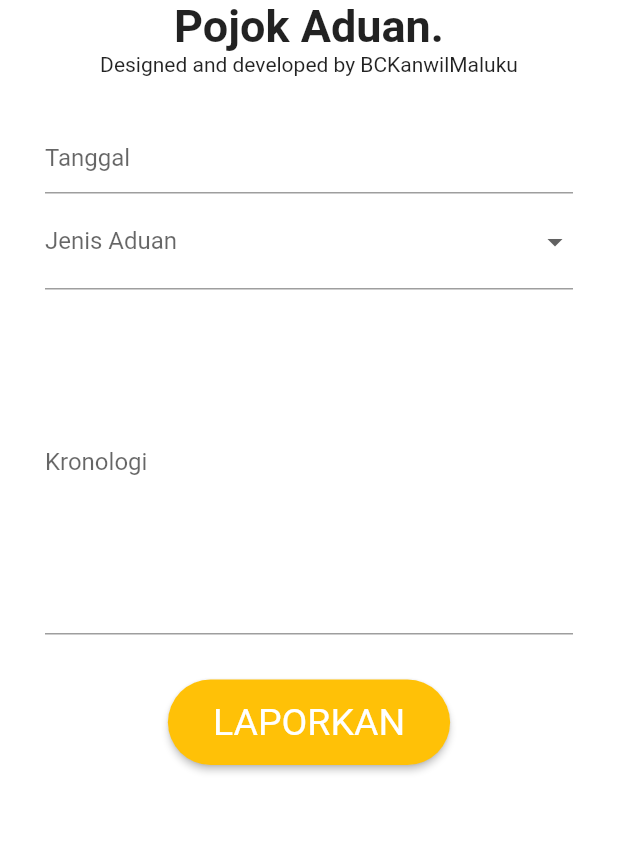
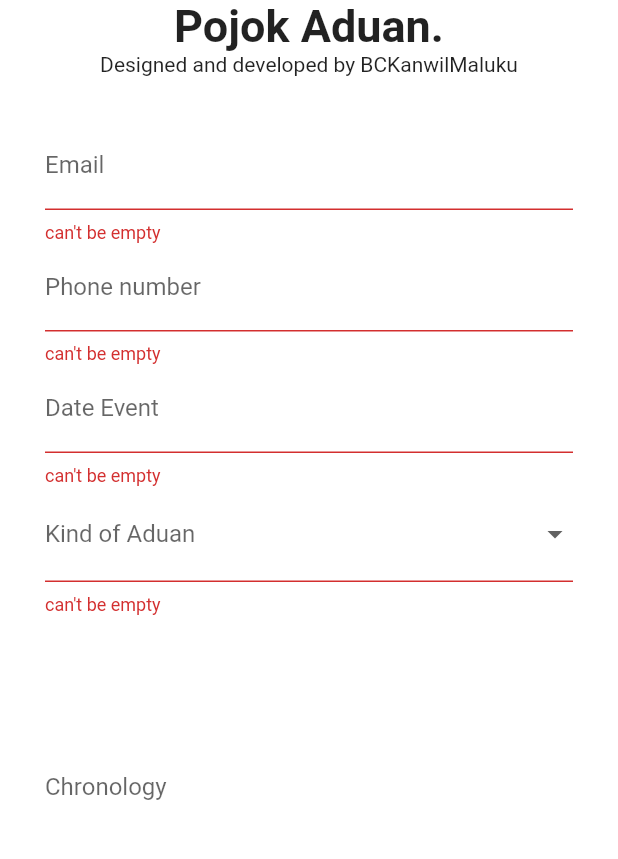
Before and after one commit to tegarjokam/sibeluflutter, a Flutter app: the AduanPage screen opened by its route, after a tap on "LAPORKAN", on a phone screen of 412 x 824 dp, the part 339-1198 px from its top. Run offline on Flutter 3.47's test engine with Material 2 defaults, Android fonts, the phone set to English and light mode, and no system bars; our stand-ins replace bloc, dio, flutter_bloc, get_it, shared_preferences; accounts and stored records are empty; generated files the repository leaves out were written again; Roboto replaces fonts that are missing (OpenSans).

Commit message:
Pojok Aduan Screen - add form validate - done

```diff
--- a/lib/screen/aduan/aduan_page.dart
+++ b/lib/screen/aduan/aduan_page.dart
@@ -1,4 +1,6 @@
 import 'package:flutter/material.dart';
+import 'package:intl/intl.dart';
+import 'package:sibeluapp/widget/widget_card_loading.dart';
 
 import 'components/custom_button.dart';
 
@@ -8,23 +10,170 @@ class AduanPage extends StatefulWidget {
 }
 
 class _AduanPageState extends State<AduanPage> {
-  DateTime selectedDate = DateTime.now();
+  final _formKey = GlobalKey<FormState>();
+  String _eventDate;
+  String _jenisAduan;
+  String _email;
+  String _phoneNumber;
+  String _chronology;
+  DateTime dateInit = DateTime.now();
 
-  Future<void> _selectDate(BuildContext context) async {
-    final DateTime picked = await showDatePicker(
-        context: context,
-        initialDate: selectedDate,
-        firstDate: DateTime(2015, 8),
-        lastDate: DateTime(2101));
-    if (picked != null && picked != selectedDate)
-      setState(() {
-        selectedDate = picked;
-      });
+  TextEditingController dateCtl = TextEditingController();
+  TextEditingController emailCtl = TextEditingController();
+  TextEditingController phoneNumberCtl = TextEditingController();
+
+  Widget _buildEventDate() {
+    String _formattedate = new DateFormat.yMMMMEEEEd().format(dateInit);
+    return TextFormField(
+      controller: dateCtl,
+      decoration: InputDecoration(labelText: 'Date Event'),
+      onTap: () async {
+        FocusScope.of(context).requestFocus(new FocusNode());
+
+        DateTime picked = await showDatePicker(
+            context: context,
+            initialDate: dateInit,
+            firstDate: DateTime(2020),
+            lastDate: DateTime(2100));
+        dateCtl.text = _formattedate.toString();
+        print('date : $dateInit');
+        print('dateCtl : ${dateCtl.text}');
+        if (picked != null && picked != dateInit) {
+          setState(() {
+            print('picked : ${picked.toLocal()}');
+            print('before - date : $dateInit');
+            dateInit = picked.toLocal();
+            _eventDate = picked.toLocal().toString();
+            dateCtl.text = picked.toLocal().toString();
+            print('after - date : $dateInit');
+          });
+        }
+      },
+      validator: (value) {
+        if (value.isEmpty) {
+          return "can't be empty";
+        }
+        return null;
+      },
+    );
+  }
+
+  Widget _buildJenisAduan() {
+    return DropdownButtonFormField(
+      dropdownColor: Colors.white,
+      items: [
+        DropdownMenuItem(
+          child: Text('Masalah Operasional'),
+          value: 'OPERASIONAL',
+        ),
+        DropdownMenuItem(
+          child: Text('Melanggar Tugas dan Fungsi'),
+          value: 'TUSI',
+        ),
+        DropdownMenuItem(
+          child: Text('Tindak Pidana'),
+          value: 'PIDANA',
+        ),
+        DropdownMenuItem(
+          child: Text('Fraud'),
+          value: 'FRAUD',
+        ),
+        DropdownMenuItem(
+          child: Text('Lainnya'),
+          value: 'LAINNYA',
+        )
+      ],
+      onSaved: (val) => _jenisAduan = val,
+      onChanged: (val) {
+        _jenisAduan = val;
+        print('jenis aduan : $_jenisAduan');
+      },
+      decoration: InputDecoration(labelText: 'Kind of Aduan'),
+      validator: (value) {
+        if (value == null) {
+          return "can't be empty";
+        }
+        return null;
+      },
+    );
+  }
+
+  Widget _buildEmail() {
+    return TextFormField(
+      controller: emailCtl,
+      keyboardType: TextInputType.emailAddress,
+      decoration: InputDecoration(
+        labelText: 'Email',
+      ),
+      onSaved: (val) {
+        _email = val;
+        print('email : $_email');
+      },
+      onChanged: (val) {
+        _email = val;
+        print('email : $_email');
+      },
+      validator: (value) {
+        if (value.isEmpty) {
+          return "can't be empty";
+        } else if (!RegExp(
+                r"^[a-zA-Z0-9.a-zA-Z0-9.!#$%&'*+-/=?^_`{|}~]+@[a-zA-Z0-9]+\.[a-zA-Z]+")
+            .hasMatch(value)) {
+          return "please fill the correct email";
+        }
+        return null;
+      },
+    );
+  }
+
+  Widget _buildPhoneNumber() {
+    return TextFormField(
+      controller: phoneNumberCtl,
+      keyboardType: TextInputType.phone,
+      decoration: InputDecoration(
+        labelText: 'Phone number',
+      ),
+      onSaved: (val) => _phoneNumber = val,
+      onChanged: (val) {
+        _phoneNumber = val;
+        print('phone number : $_phoneNumber');
+      },
+      validator: (value) {
+        if (value.isEmpty) {
+          return "can't be empty";
+        } else if (value.length < 9) {
+          return "invalid phone number";
+        }
+        return null;
+      },
+    );
+  }
+
+  Widget _buildChronology() {
+    return TextFormField(
+      maxLines: 10,
+      decoration: InputDecoration(
+        labelText: 'Chronology',
+      ),
+      onSaved: (val) => _chronology = val,
+      onChanged: (val) {
+        _chronology = val;
+        print('chronology : $_chronology');
+        print('length : ${_chronology.toString().length}');
+      },
+      validator: (value) {
+        if (value.isEmpty) {
+          return "can't be empty";
+        }
+        return null;
+      },
+    );
   }
 
   @override
   Widget build(BuildContext context) {
     return Scaffold(
+      resizeToAvoidBottomInset: true,
       appBar: buildAppBar(),
       body: Container(
         width: MediaQuery.of(context).size.width,
@@ -39,6 +188,7 @@ class _AduanPageState extends State<AduanPage> {
           ),
         ),
         child: Form(
+          key: _formKey,
           child: SingleChildScrollView(
             child: Column(
               children: [
@@ -55,67 +205,29 @@ class _AduanPageState extends State<AduanPage> {
                 ),
                 Text('Designed and developed by BCKanwilMaluku'),
                 SizedBox(height: 30),
-                InkWell(
-                  onTap: () {
-                    showDatePicker(
-                      context: context,
-                      initialDate: DateTime.now(),
-                      firstDate: DateTime(2020, 1),
-                      lastDate: DateTime(2100),
-                    ); // Call Function that has showDatePicker()
-                  },
-                  child: IgnorePointer(
-                    child: TextFormField(
-                      decoration: InputDecoration(hintText: 'Tanggal'),
-                      onChanged: (value) {
-                        // print(value);
-                        selectedDate = DateTime.parse(value);
-                        print('date dari onChanged = $selectedDate');
-                      },
-                      onSaved: (val) {
-                        print(val);
-                        selectedDate = DateTime.parse(val);
-                        print('date dari onSaved = $selectedDate');
-                      },
-                      onEditingComplete: () {
-                        // date = DateTime.parse();
-                        print('date dari onChanged = $selectedDate');
-                      },
-                    ),
-                  ),
-                ),
-                DropdownButtonFormField(
-                  dropdownColor: Colors.white,
-                  items: [
-                    DropdownMenuItem(
-                      child: Text('Korupsi'),
-                      value: 'Korupsi',
-                    ),
-                    DropdownMenuItem(
-                      child: Text('Gratifikasi'),
-                      value: 'Gratifikasi',
-                    ),
-                    DropdownMenuItem(
-                      child: Text('Disiplin'),
-                      value: 'Disiplin',
-                    )
-                  ],
-                  onChanged: (value) {},
-                  decoration: InputDecoration(labelText: 'Jenis Aduan'),
-                ),
-                TextFormField(
-                  maxLines: 10,
-                  decoration: InputDecoration(
-                    labelText: 'Kronologi',
-                  ),
-                ),
+                _buildEmail(),
+                _buildPhoneNumber(),
+                _buildEventDate(),
+                _buildJenisAduan(),
+                _buildChronology(),
                 SizedBox(
                   height: 30,
                 ),
                 CustomButton(
                   onPressed: () {
-                    Navigator.pushNamed(context, '/aduan-page');
+                    // Validate returns true if the form is valid, otherwise false.
+                    if (_formKey.currentState.validate()) {
+                      // If the form is valid, display a snackbar. In the real world,
+                      // you'd often call a server or save the information in a database.
+                      // Scaffold.of(context).showSnackBar(
+                      //     SnackBar(content: Text('Processing Data')));
+                      return WidgetCardLoading();
+                    }
+                    // Navigator.pushNamed(context, '/aduan-page');
                   },
+                ),
+                SizedBox(
+                  height: 30,
                 ),
               ],
             ),
--- a/pubspec.yaml
+++ b/pubspec.yaml
@@ -28,6 +28,7 @@ dependencies:
   flutter_bloc: ^6.0.0
   shared_preferences: ^0.5.12
   equatable: ^1.0.2
+  intl: ^0.16.1
 
   # Simple direct Service Locator that allows to decouple the interface from a concrete implementation
   # and to access the concrete implementation from everywhere in your App
```
Also changed, not shown: lib/bloc/aduan/aduan_bloc.dart (added, +53 -0 lines), lib/models/aduan/aduan_body.dart (added, +28 -0 lines), lib/models/aduan/aduan_body.g.dart (added), pubspec.lock.
